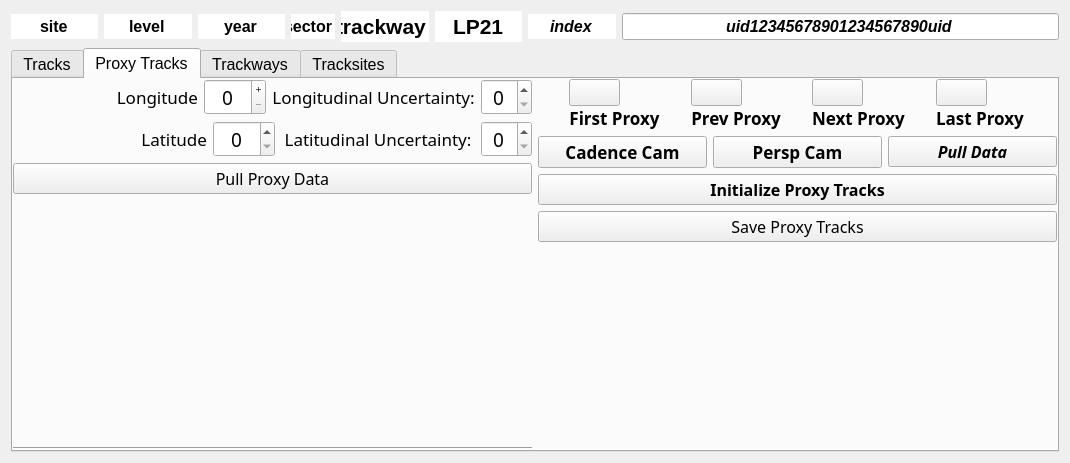
First picture: the form in resources/widget/tools/TrackwayManagerWidget/TrackwayManagerWidget.ui, repository sernst/Cadence, before the edit.
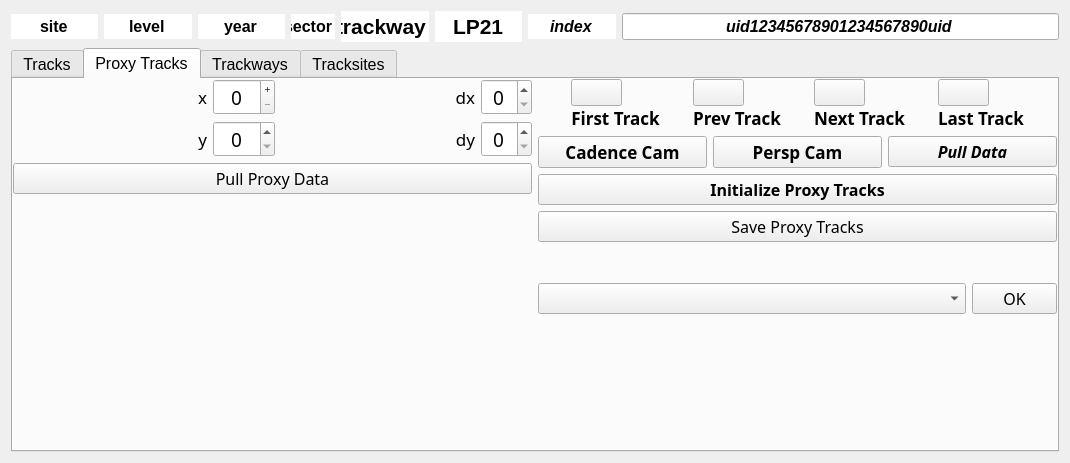
Second picture: the form after the edit. Icons and pictures are not drawn.

Commit message: KAS:  code for 'proxy' tracks, a commit for debugging purposes.

```diff
--- a/resources/widget/tools/TrackwayManagerWidget/TrackwayManagerWidget.ui
+++ b/resources/widget/tools/TrackwayManagerWidget/TrackwayManagerWidget.ui
@@ -2134,7 +2134,7 @@
        <item>
         <widget class="QWidget" name="coordinatesWidget" native="true">
          <property name="sizePolicy">
-          <sizepolicy hsizetype="Expanding" vsizetype="Expanding">
+          <sizepolicy hsizetype="Preferred" vsizetype="Preferred">
            <horstretch>0</horstretch>
            <verstretch>0</verstretch>
           </sizepolicy>
@@ -2144,7 +2144,7 @@
            <pointsize>12</pointsize>
           </font>
          </property>
-         <layout class="QVBoxLayout" name="verticalLayout_15" stretch="0,0,0,0,0,0">
+         <layout class="QVBoxLayout" name="verticalLayout_15" stretch="2,2,2,0">
           <property name="leftMargin">
            <number>0</number>
           </property>
@@ -2171,7 +2171,7 @@
               <pointsize>13</pointsize>
              </font>
             </property>
-            <layout class="QHBoxLayout" name="horizontalLayout_13" stretch="0,0,0,0">
+            <layout class="QHBoxLayout" name="horizontalLayout_13" stretch="1,4,1,4">
              <property name="spacing">
               <number>-1</number>
              </property>
@@ -2207,7 +2207,7 @@
                 <enum>QFrame::NoFrame</enum>
                </property>
                <property name="text">
-                <string>Longitude</string>
+                <string>x</string>
                </property>
                <property name="alignment">
                 <set>Qt::AlignRight|Qt::AlignTrailing|Qt::AlignVCenter</set>
@@ -2266,11 +2266,14 @@
                  <bold>false</bold>
                 </font>
                </property>
+               <property name="lineWidth">
+                <number>1</number>
+               </property>
                <property name="text">
-                <string>Longitudinal Uncertainty:</string>
+                <string>dx</string>
                </property>
                <property name="alignment">
-                <set>Qt::AlignCenter</set>
+                <set>Qt::AlignRight|Qt::AlignTrailing|Qt::AlignVCenter</set>
                </property>
               </widget>
              </item>
@@ -2311,7 +2314,7 @@
           <item>
            <widget class="QWidget" name="latitudeWidget" native="true">
             <property name="sizePolicy">
-             <sizepolicy hsizetype="Expanding" vsizetype="Fixed">
+             <sizepolicy hsizetype="Preferred" vsizetype="Fixed">
               <horstretch>0</horstretch>
               <verstretch>0</verstretch>
              </sizepolicy>
@@ -2322,7 +2325,7 @@
               <pointsize>13</pointsize>
              </font>
             </property>
-            <layout class="QHBoxLayout" name="horizontalLayout_30" stretch="0,0,0,0">
+            <layout class="QHBoxLayout" name="horizontalLayout_30" stretch="10,40,10,40">
              <property name="spacing">
               <number>-1</number>
              </property>
@@ -2355,7 +2358,7 @@
                 </font>
                </property>
                <property name="text">
-                <string>Latitude</string>
+                <string>y</string>
                </property>
                <property name="alignment">
                 <set>Qt::AlignRight|Qt::AlignTrailing|Qt::AlignVCenter</set>
@@ -2412,10 +2415,10 @@
                 </font>
                </property>
                <property name="text">
-                <string>Latitudinal Uncertainty:</string>
+                <string>dy</string>
                </property>
                <property name="alignment">
-                <set>Qt::AlignCenter</set>
+                <set>Qt::AlignRight|Qt::AlignTrailing|Qt::AlignVCenter</set>
                </property>
               </widget>
              </item>
@@ -2507,13 +2510,6 @@
             </property>
            </spacer>
           </item>
-          <item>
-           <widget class="Line" name="line_4">
-            <property name="orientation">
-             <enum>Qt::Horizontal</enum>
-            </property>
-           </widget>
-          </item>
          </layout>
         </widget>
        </item>
@@ -2669,7 +2665,7 @@
                    <enum>Qt::DefaultContextMenu</enum>
                   </property>
                   <property name="text">
-                   <string>First Proxy</string>
+                   <string>First Track</string>
                   </property>
                   <property name="alignment">
                    <set>Qt::AlignCenter</set>
@@ -2762,7 +2758,7 @@
                    </font>
                   </property>
                   <property name="text">
-                   <string>Prev Proxy</string>
+                   <string>Prev Track</string>
                   </property>
                   <property name="alignment">
                    <set>Qt::AlignCenter</set>
@@ -2858,7 +2854,7 @@
                    </font>
                   </property>
                   <property name="text">
-                   <string>Next Proxy</string>
+                   <string>Next Track</string>
                   </property>
                   <property name="alignment">
                    <set>Qt::AlignCenter</set>
@@ -2957,7 +2953,7 @@
                    <enum>Qt::LeftToRight</enum>
                   </property>
                   <property name="text">
-                   <string>Last Proxy</string>
+                   <string>Last Track</string>
                   </property>
                   <property name="alignment">
                    <set>Qt::AlignCenter</set>
@@ -3120,6 +3116,83 @@
             </property>
            </widget>
           </item>
+          <item>
+           <widget class="QWidget" name="widget_10" native="true">
+            <property name="sizePolicy">
+             <sizepolicy hsizetype="Expanding" vsizetype="Expanding">
+              <horstretch>0</horstretch>
+              <verstretch>0</verstretch>
+             </sizepolicy>
+            </property>
+            <property name="font">
+             <font>
+              <family>Lucida Grande</family>
+             </font>
+            </property>
+            <layout class="QHBoxLayout" name="horizontalLayout_35" stretch="5,1">
+             <property name="spacing">
+              <number>-1</number>
+             </property>
+             <property name="leftMargin">
+              <number>0</number>
+             </property>
+             <property name="topMargin">
+              <number>0</number>
+             </property>
+             <property name="rightMargin">
+              <number>0</number>
+             </property>
+             <property name="bottomMargin">
+              <number>0</number>
+             </property>
+             <item>
+              <widget class="QComboBox" name="proxyOpCmbx">
+               <property name="sizePolicy">
+                <sizepolicy hsizetype="Expanding" vsizetype="Fixed">
+                 <horstretch>0</horstretch>
+                 <verstretch>0</verstretch>
+                </sizepolicy>
+               </property>
+               <property name="font">
+                <font>
+                 <family>Abadi MT Condensed Extra Bold</family>
+                 <pointsize>12</pointsize>
+                 <weight>50</weight>
+                 <italic>false</italic>
+                 <bold>false</bold>
+                 <kerning>true</kerning>
+                </font>
+               </property>
+               <property name="currentIndex">
+                <number>-1</number>
+               </property>
+              </widget>
+             </item>
+             <item>
+              <widget class="QPushButton" name="select1Btn_2">
+               <property name="sizePolicy">
+                <sizepolicy hsizetype="Expanding" vsizetype="Fixed">
+                 <horstretch>0</horstretch>
+                 <verstretch>0</verstretch>
+                </sizepolicy>
+               </property>
+               <property name="font">
+                <font>
+                 <family>Abadi MT Condensed Extra Bold</family>
+                 <pointsize>12</pointsize>
+                 <weight>50</weight>
+                 <italic>false</italic>
+                 <bold>false</bold>
+                </font>
+               </property>
+               <property name="text">
+                <string>OK</string>
+               </property>
+              </widget>
+             </item>
+            </layout>
+           </widget>
+          </item>
           <item>
            <spacer name="verticalSpacer_8">
             <property name="orientation">
```
Left out of the diff: 159 changed lines with no effect on the pictures. The commit also changes 11 other files.
